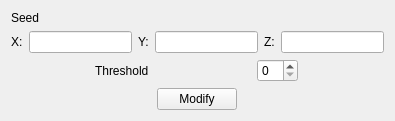
Before: the Qt Designer form plugins/SeedGrowSegmentation/SeedGrowSegmentationFilterSetup.ui in FelixdelasPozas/EspINA, drawn with Qt 5.
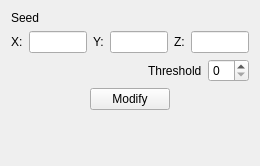
After: the same form once the commit is applied.

Commit message: Display Segmentation Inspector in Segmentation Explorer

What changed in the file:
```diff
--- a/plugins/SeedGrowSegmentation/SeedGrowSegmentationFilterSetup.ui
+++ b/plugins/SeedGrowSegmentation/SeedGrowSegmentationFilterSetup.ui
@@ -6,8 +6,8 @@
    <rect>
     <x>0</x>
     <y>0</y>
-    <width>395</width>
-    <height>111</height>
+    <width>260</width>
+    <height>166</height>
    </rect>
   </property>
   <property name="windowTitle">
@@ -129,6 +129,19 @@
    </item>
    <item>
     <layout class="QHBoxLayout" name="horizontalLayout">
+     <item>
+      <spacer name="horizontalSpacer_3">
+       <property name="orientation">
+        <enum>Qt::Horizontal</enum>
+       </property>
+       <property name="sizeHint" stdset="0">
+        <size>
+         <width>40</width>
+         <height>20</height>
+        </size>
+       </property>
+      </spacer>
+     </item>
      <item>
       <widget class="QLabel" name="label">
        <property name="sizePolicy">
@@ -161,35 +174,61 @@
     </layout>
    </item>
    <item>
-    <spacer name="verticalSpacer">
+    <layout class="QHBoxLayout" name="horizontalLayout_3">
+     <item>
+      <spacer name="horizontalSpacer">
+       <property name="orientation">
+        <enum>Qt::Horizontal</enum>
+       </property>
+       <property name="sizeHint" stdset="0">
+        <size>
+         <width>40</width>
+         <height>20</height>
+        </size>
+       </property>
+      </spacer>
+     </item>
+     <item>
+      <widget class="QPushButton" name="modify">
+       <property name="sizePolicy">
+        <sizepolicy hsizetype="Maximum" vsizetype="Fixed">
+         <horstretch>0</horstretch>
+         <verstretch>0</verstretch>
+        </sizepolicy>
+       </property>
+       <property name="text">
+        <string>Modify</string>
+       </property>
+      </widget>
+     </item>
+     <item>
+      <spacer name="horizontalSpacer_2">
+       <property name="orientation">
+        <enum>Qt::Horizontal</enum>
+       </property>
+       <property name="sizeHint" stdset="0">
+        <size>
+         <width>40</width>
+         <height>20</height>
+        </size>
+       </property>
+      </spacer>
+     </item>
+    </layout>
+   </item>
+   <item>
+    <spacer name="verticalSpacer_2">
      <property name="orientation">
       <enum>Qt::Vertical</enum>
      </property>
      <property name="sizeHint" stdset="0">
       <size>
-       <width>0</width>
-       <height>0</height>
+       <width>20</width>
+       <height>40</height>
       </size>
      </property>
     </spacer>
    </item>
-   <item>
-    <layout class="QHBoxLayout" name="horizontalLayout_3">
-     <item>
-      <widget class="QPushButton" name="modify">
-       <property name="sizePolicy">
-        <sizepolicy hsizetype="Maximum" vsizetype="Fixed">
-         <horstretch>0</horstretch>
-         <verstretch>0</verstretch>
-        </sizepolicy>
-       </property>
-       <property name="text">
-        <string>Modify</string>
-       </property>
-      </widget>
-     </item>
-    </layout>
-   </item>
   </layout>
  </widget>
  <resources/>
```
The commit also changes 22 other files.
